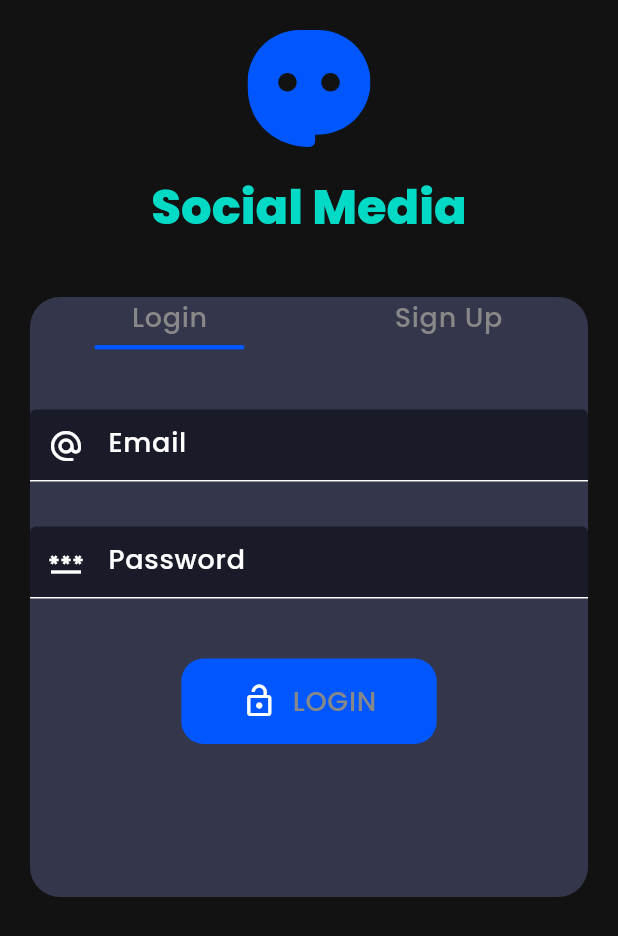
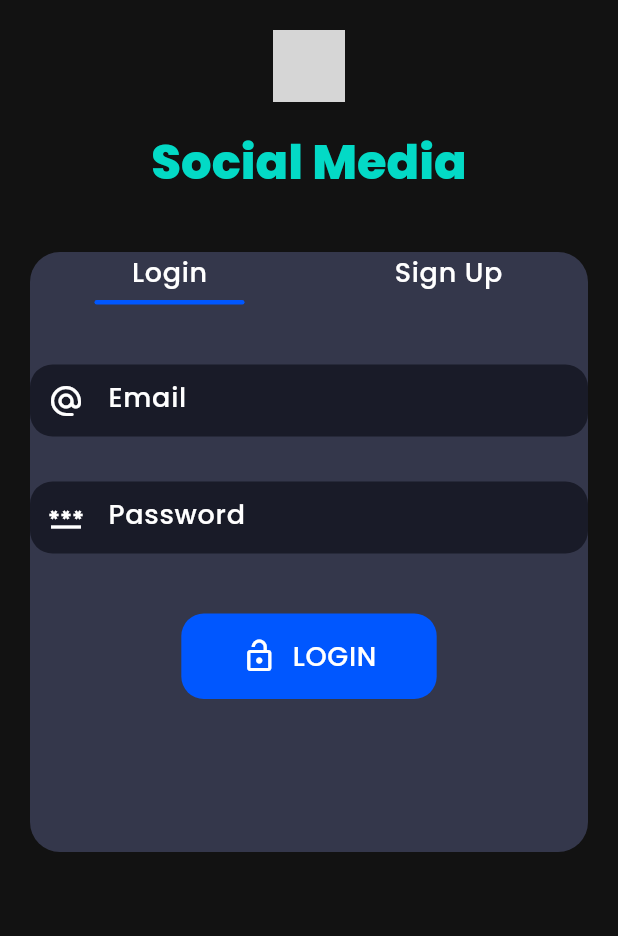
Before and after one commit to babitasinghtech/Social_app, a Flutter app: the Authentication screen opened by its route, after a tap on "Login", on a phone screen of 412 x 824 dp. Shown: the top 936 px of the screen. Run offline on Flutter 3.47's test engine with Material 3 defaults, Android fonts, the phone set to English and light mode, and no system bars; our stand-ins replace flutter_svg, get, slide_to_act; grey boxes are pictures that could not be loaded.

Commit message:
"initial commit"

```diff
--- a/lib/Pages/Auth/Authentication.dart
+++ b/lib/Pages/Auth/Authentication.dart
@@ -10,7 +10,7 @@ class Authentication extends StatelessWidget {
     return const Scaffold(
       body: SafeArea(
         child: Padding(
-          padding: const EdgeInsets.all(20),
+          padding: EdgeInsets.all(20),
           child: SingleChildScrollView(
             child: Column(
               children: [
--- a/lib/Pages/Auth/widget/Authenticationbody.dart
+++ b/lib/Pages/Auth/widget/Authenticationbody.dart
@@ -28,6 +28,7 @@ class AuthenticationPageBody extends StatelessWidget {
                         onTap: () {
                           isLogin.value = true;
                         },
+                        // ignore: sized_box_for_whitespace
                         child: Container(
                           width: MediaQuery.sizeOf(context).width / 2.5,
                           child: Column(
@@ -59,6 +60,7 @@ class AuthenticationPageBody extends StatelessWidget {
                         onTap: () {
                           isLogin.value = false;
                         },
+                        // ignore: sized_box_for_whitespace
                         child: Container(
                           width: MediaQuery.sizeOf(context).width / 2.5,
                           child: Column(
--- a/lib/Pages/Auth/widget/Login.dart
+++ b/lib/Pages/Auth/widget/Login.dart
@@ -1,4 +1,5 @@
 import 'package:flutter/material.dart';
+import 'package:get/get.dart';
 import 'package:social_media/Widget/primarybutton.dart';
 
 class LoginForm extends StatelessWidget {
@@ -6,7 +7,7 @@ class LoginForm extends StatelessWidget {
 
   @override
   Widget build(BuildContext context) {
-    return const Column(
+    return Column(
       children: [
         SizedBox(height: 40),
         TextField(
@@ -26,7 +27,13 @@ class LoginForm extends StatelessWidget {
         Row(
           mainAxisAlignment: MainAxisAlignment.center,
           children: [
-            PrimaryButton(btnName: "LOGIN", icon: Icons.lock_open_outlined),
+            PrimaryButton(
+              ontap: () {
+                Get.offAllNamed("/homePage");
+              },
+              btnName: "LOGIN",
+              icon: Icons.lock_open_outlined,
+            ),
           ],
         ),
       ],
--- a/lib/Pages/Auth/widget/Signupform.dart
+++ b/lib/Pages/Auth/widget/Signupform.dart
@@ -33,7 +33,11 @@ class Signupform extends StatelessWidget {
         Row(
           mainAxisAlignment: MainAxisAlignment.center,
           children: [
-            PrimaryButton(btnName: "SIGNUP", icon: Icons.lock_open_outlined),
+            PrimaryButton(
+              ontap: () {},
+              btnName: "SIGNUP",
+              icon: Icons.lock_open_outlined,
+            ),
           ],
         ),
       ],
--- a/lib/Pages/Welcome/Widget/Welcomeheading.dart
+++ b/lib/Pages/Welcome/Widget/Welcomeheading.dart
@@ -1,6 +1,7 @@
 import 'package:flutter/material.dart';
 import 'package:flutter_svg/svg.dart';
 import 'package:social_media/conflig/String.dart';
+import 'package:social_media/conflig/images.dart';
 
 class WelcomeHeading extends StatelessWidget {
   const WelcomeHeading({super.key});
@@ -11,7 +12,7 @@ class WelcomeHeading extends StatelessWidget {
       children: [
         Row(
           mainAxisAlignment: MainAxisAlignment.center,
-          children: [SvgPicture.asset("Assets/Icons/Vector.svg")],
+          children: [SvgPicture.asset(AssetsImage.appIconSVG)],
         ),
         SizedBox(height: 20),
         Text(
--- a/lib/Widget/primarybutton.dart
+++ b/lib/Widget/primarybutton.dart
@@ -3,11 +3,19 @@ import 'package:flutter/material.dart';
 class PrimaryButton extends StatelessWidget {
   final String btnName;
   final IconData icon;
-  const PrimaryButton({super.key, required this.btnName, required this.icon});
+  final VoidCallback ontap;
+  const PrimaryButton({
+    super.key,
+    required this.btnName,
+    required this.icon,
+    required this.ontap,
+  });
 
   @override
   Widget build(BuildContext context) {
-    return Container(
+    return InkWell(
+      onTap: ontap,
+      child: Container(
         padding: EdgeInsets.symmetric(horizontal: 40, vertical: 15),
         decoration: BoxDecoration(
           borderRadius: BorderRadius.circular(15),
@@ -21,6 +29,7 @@ class PrimaryButton extends StatelessWidget {
             Text(btnName, style: Theme.of(context).textTheme.bodyLarge),
           ],
         ),
+      ),
     );
   }
 }
--- a/lib/conflig/Theme.dart
+++ b/lib/conflig/Theme.dart
@@ -10,6 +10,10 @@ var darkTheme = ThemeData(
   inputDecorationTheme: InputDecorationTheme(
     fillColor: dBackgroundColor,
     filled: true,
+    border: UnderlineInputBorder(
+      borderSide: BorderSide.none,
+      borderRadius: BorderRadius.circular(15),
+    ),
   ),
   colorScheme: ColorScheme.dark(
     primary: dPrimaryColor,
@@ -36,13 +40,13 @@ var darkTheme = ThemeData(
     ),
     headlineSmall: TextStyle(
       fontSize: 20,
-      color: dPrimaryColor,
+      color: const Color.fromARGB(255, 227, 232, 242),
       fontFamily: "Poppins",
       fontWeight: FontWeight.w600,
     ),
     bodyLarge: TextStyle(
       fontSize: 18,
-      color: dOnBackgroundColor,
+      color: Colors.white,
       fontFamily: "Poppins",
       fontWeight: FontWeight.w500,
     ),
--- a/lib/conflig/images.dart
+++ b/lib/conflig/images.dart
@@ -1,14 +1,13 @@
 class AssetsImage {
-  static const iconsPath = "assets/Icons/";
-  static const imagePath = "assets/Images/";
+  static const iconsPath = "assets/icons/";
+  static const imagesPath = "assets/images/";
 
-  // SVG Icons Only
+  // SVG Icons
+  static const appIconSVG = "${iconsPath}Vector.svg";
+  static const connectSVG = "${iconsPath}raphael_connect.svg";
+  static const plugSVG = "${iconsPath}fa-solid_plug.svg";
 
-  static const appIconSVG = "$iconsPath/Vector.svg";
-  static const connectSVG = "$iconsPath/raphael_connect.svg";
-  static const plugSVG = "$iconsPath/fa-solid_plug.svg";
-
-  // PNG Images Only
-  static const boypic = "$imagePath/Group 43.png";
-  static const girlpic = "$imagePath/Group 44.png";
+  // PNG Images
+  static const boypic = "${imagesPath}Group 43.png";
+  static const girlpic = "${imagesPath}Group 44.png";
 }
--- a/lib/conflig/pagepath.dart
+++ b/lib/conflig/pagepath.dart
@@ -1,5 +1,6 @@
 import 'package:get/get.dart';
 import 'package:social_media/Pages/Auth/Authentication.dart';
+import 'package:social_media/Pages/HomePage/HomePage.dart';
 
 var pagePath = [
   GetPage(
@@ -7,4 +8,9 @@ var pagePath = [
     page: () => Authentication(),
     transition: Transition.rightToLeft,
   ),
+  GetPage(
+    name: "/homePage",
+    page: () => HomePage(),
+    transition: Transition.rightToLeft,
+  ),
 ];
--- a/pubspec.yaml
+++ b/pubspec.yaml
@@ -19,7 +19,7 @@ publish_to: 'none' # Remove this line if you wish to publish to pub.dev
 version: 1.0.0+1
 
 environment:
-  sdk: ^3.7.2
+  sdk: ^3.7.0
 
 # Dependencies specify other packages that your package needs in order to work.
 # To automatically upgrade your package dependencies to the latest versions
```
Also changed, not shown: lib/Pages/HomePage/HomePage.dart (added, +57 -0 lines), lib/Pages/HomePage/widget/ChatList.dart (added, +21 -0 lines), lib/Pages/HomePage/widget/ChatTile.dart (added, +50 -0 lines), lib/Pages/HomePage/widget/Tabbar.dart (added, +16 -0 lines), lib/Pages/Welcome/Widget/Welcomebody.dart (+4 -3 lines), lib/Pages/Welcome/Widget/Welcomefooterbutton.dart (+3 -8 lines), Assets/Icons/Vector.svg, pubspec.lock. Lines whose indentation alone changed are shown as unchanged.
